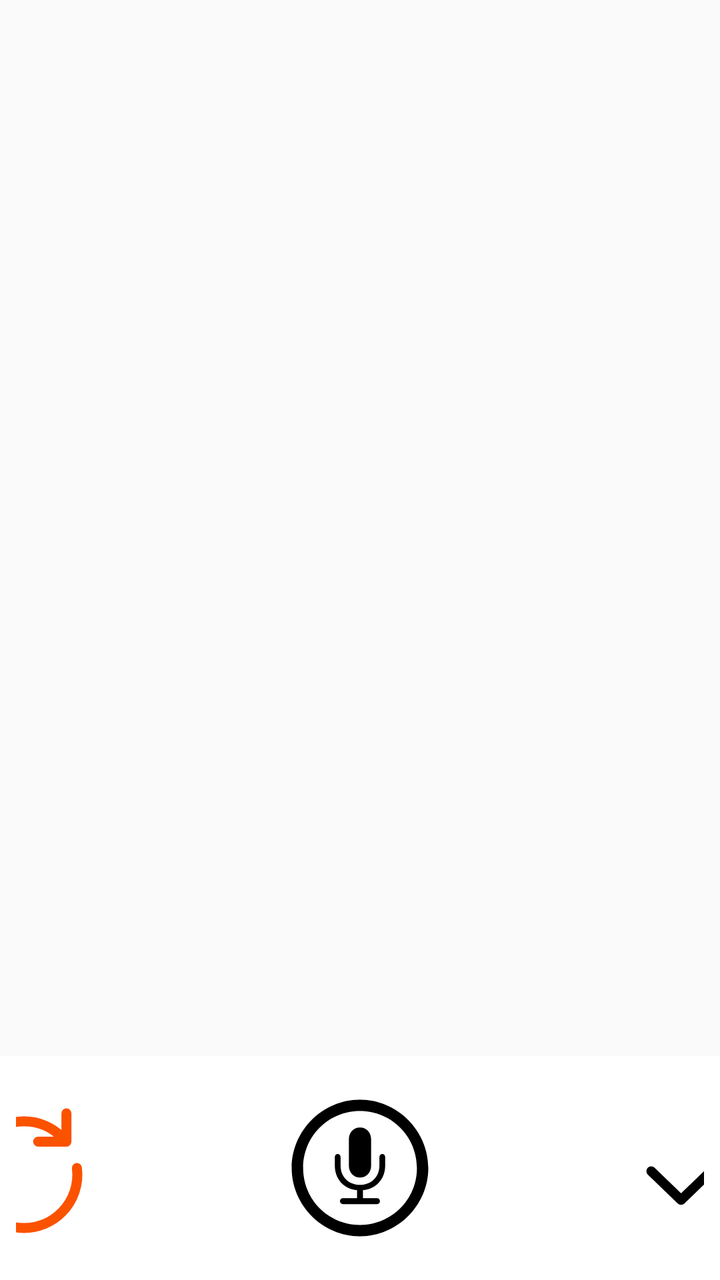
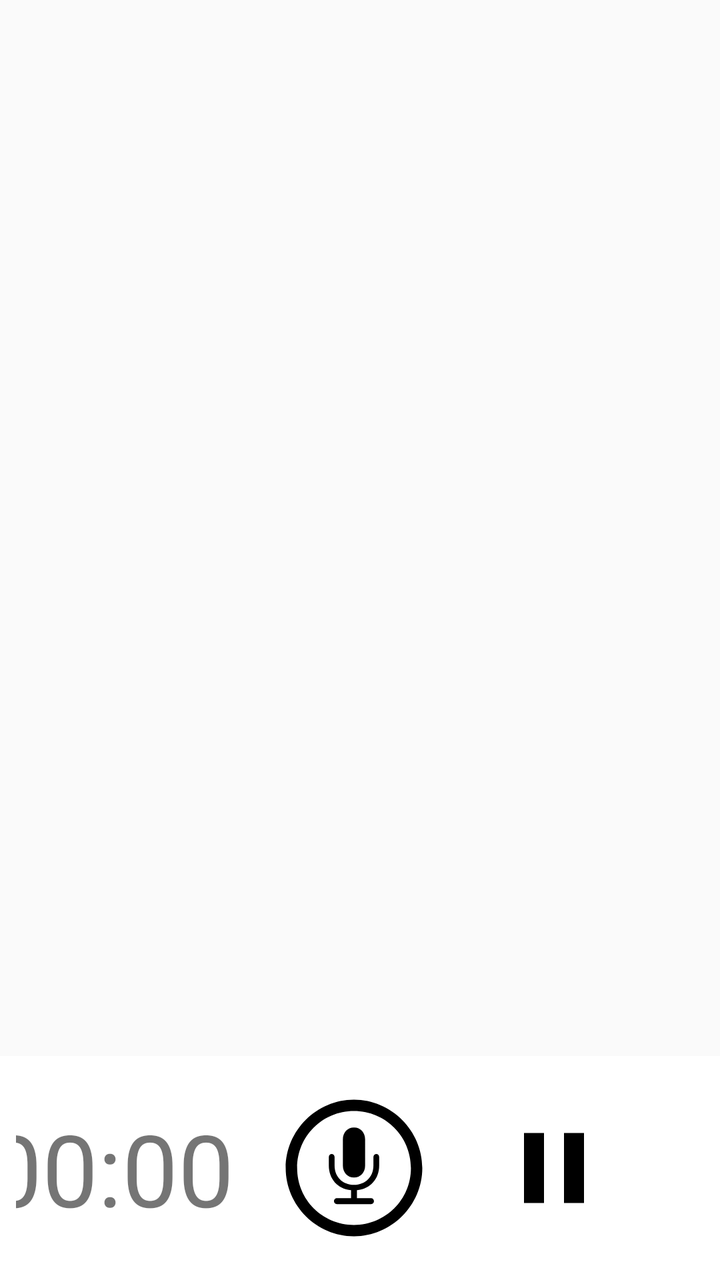

Before-and-after screenshots of an Android layout around one commit, followed by the original layout XML and the change that was made.
<!-- AndroidManifest.xml: application theme Theme.DiagnosticApp -->
<!-- res/layout/fragment_voice_task_execution.xml -->
<?xml version="1.0" encoding="utf-8"?>
<FrameLayout
    xmlns:android="http://schemas.android.com/apk/res/android"
    android:layout_width="match_parent"
    android:layout_height="match_parent">

    

    
    <LinearLayout
        android:layout_width="match_parent"
        android:layout_height="wrap_content"
        android:orientation="horizontal"
        android:background="@android:color/white"
        android:padding="8dp"
        android:gravity="center"
        android:layout_gravity="bottom">

        <ImageView
            android:id="@+id/restart_button"
            android:layout_width="80dp"
            android:layout_height="80dp"
            android:clickable="true"
            android:contentDescription="Restart"
            android:src="@drawable/restart"
            android:layout_margin="8dp" />

        <ImageView
            android:id="@+id/play_button"
            android:layout_width="80dp"
            android:layout_height="80dp"
            android:layout_marginStart="80dp"
            android:layout_marginEnd="80dp"
            android:clickable="true"
            android:contentDescription="Play"
            android:src="@drawable/mic_circle"
/>

        <ImageView
            android:id="@+id/save_button"
            android:layout_width="80dp"
            android:layout_height="80dp"
            android:clickable="true"
            android:contentDescription="Save"
            android:src="@drawable/tick"
            android:layout_margin="8dp" />
    </LinearLayout>

</FrameLayout>
<!-- resources referenced by this layout -->
<resources>
  <!-- drawable mic_circle (drawable) -->
  <vector xmlns:android="http://schemas.android.com/apk/res/android"
      android:width="800dp"
      android:height="800dp"
      android:viewportWidth="56"
      android:viewportHeight="56">
    <path
        android:pathData="M28,51.906C41.055,51.906 51.906,41.078 51.906,28C51.906,14.945 41.031,4.094 27.976,4.094C14.898,4.094 4.094,14.945 4.094,28C4.094,41.078 14.922,51.906 28,51.906ZM28,47.922C16.937,47.922 8.101,39.063 8.101,28C8.101,16.961 16.914,8.078 27.976,8.078C39.015,8.078 47.898,16.961 47.922,28C47.945,39.063 39.039,47.922 28,47.922ZM28,31.305C30.297,31.305 31.89,29.523 31.89,27.156L31.89,17.945C31.89,15.578 30.297,13.797 28,13.797C25.703,13.797 24.109,15.578 24.109,17.945L24.109,27.156C24.109,29.523 25.703,31.305 28,31.305ZM22.047,40.633L33.977,40.633C34.515,40.633 34.984,40.141 34.984,39.602C34.984,39.039 34.515,38.57 33.977,38.57L29.031,38.57L29.031,35.781C33.695,35.313 36.812,31.844 36.812,27.133L36.812,24.133C36.812,23.57 36.367,23.125 35.828,23.125C35.289,23.125 34.797,23.57 34.797,24.133L34.797,27.133C34.797,31.07 32.031,33.906 28,33.906C23.945,33.906 21.203,31.07 21.203,27.133L21.203,24.133C21.203,23.57 20.711,23.125 20.172,23.125C19.656,23.125 19.187,23.57 19.187,24.133L19.187,27.133C19.187,31.844 22.305,35.336 26.969,35.781L26.969,38.57L22.047,38.57C21.484,38.57 20.992,39.039 20.992,39.602C20.992,40.141 21.484,40.633 22.047,40.633Z"
        android:fillColor="#000000"/>
  </vector>
  <!-- drawable restart (drawable) -->
  <vector xmlns:android="http://schemas.android.com/apk/res/android"
      android:width="800dp"
      android:height="800dp"
      android:viewportWidth="24"
      android:viewportHeight="24">
    <path
        android:pathData="M18.364,8.05L17.657,7.343C14.533,4.219 9.467,4.219 6.343,7.343C3.219,10.467 3.219,15.533 6.343,18.657C9.467,21.781 14.533,21.781 17.657,18.657C19.474,16.84 20.234,14.367 19.938,12M18.364,8.05H14.121M18.364,8.05V3.808"
        android:strokeLineJoin="round"
        android:strokeWidth="1.5"
        android:fillColor="#00000000"
        android:strokeColor="#fb5200"
        android:strokeLineCap="round"/>
  </vector>
  <!-- drawable tick (drawable) -->
  <vector xmlns:android="http://schemas.android.com/apk/res/android"
      android:width="800dp"
      android:height="800dp"
      android:viewportWidth="25"
      android:viewportHeight="25">
    <path
        android:pathData="M5.5,13L10.167,17.5L19.5,8.5"
        android:strokeLineJoin="round"
        android:strokeWidth="1.5"
        android:fillColor="#00000000"
        android:strokeColor="#000000"
        android:strokeLineCap="round"/>
  </vector>
  <style name="Theme.DiagnosticApp" parent="Theme.AppCompat.Light.NoActionBar">
          <item name="colorPrimary">@color/green</item>
          
  
  
      </style>
  <color name="green">#4CAF50</color>
</resources>

<!-- the commit's change to res/layout/fragment_voice_task_execution.xml (unified diff, before → after) -->
@@ -25,16 +25,32 @@
             android:src="@drawable/restart"
             android:layout_margin="8dp" />
 
+        <TextView
+            android:id="@+id/time_textview"
+            android:layout_width="wrap_content"
+            android:layout_height="wrap_content"
+            android:text="00:00"
+            android:textSize="50sp"/>
+
         <ImageView
-            android:id="@+id/play_button"
+            android:id="@+id/record_button"
             android:layout_width="80dp"
             android:layout_height="80dp"
-            android:layout_marginStart="80dp"
-            android:layout_marginEnd="80dp"
+            android:layout_marginStart="20dp"
+            android:layout_marginEnd="30dp"
             android:clickable="true"
             android:contentDescription="Play"
-            android:src="@drawable/mic_circle"
-/>
+            android:src="@drawable/mic_circle" />
+
+        <ImageView
+            android:id="@+id/pause_button"
+            android:layout_width="60dp"
+            android:layout_height="60dp"
+            android:layout_marginStart="0dp"
+            android:layout_marginEnd="60dp"
+            android:clickable="true"
+            android:contentDescription="Pause"
+            android:src="@drawable/pause" />
 
         <ImageView
             android:id="@+id/save_button"
<!-- resource entries referenced after the edit -->
@@ -9,6 +9,12 @@
     <path
         android:pathData="M28,51.906C41.055,51.906 51.906,41.078 51.906,28C51.906,14.945 41.031,4.094 27.976,4.094C14.898,4.094 4.094,14.945 4.094,28C4.094,41.078 14.922,51.906 28,51.906ZM28,47.922C16.937,47.922 8.101,39.063 8.101,28C8.101,16.961 16.914,8.078 27.976,8.078C39.015,8.078 47.898,16.961 47.922,28C47.945,39.063 39.039,47.922 28,47.922ZM28,31.305C30.297,31.305 31.89,29.523 31.89,27.156L31.89,17.945C31.89,15.578 30.297,13.797 28,13.797C25.703,13.797 24.109,15.578 24.109,17.945L24.109,27.156C24.109,29.523 25.703,31.305 28,31.305ZM22.047,40.633L33.977,40.633C34.515,40.633 34.984,40.141 34.984,39.602C34.984,39.039 34.515,38.57 33.977,38.57L29.031,38.57L29.031,35.781C33.695,35.313 36.812,31.844 36.812,27.133L36.812,24.133C36.812,23.57 36.367,23.125 35.828,23.125C35.289,23.125 34.797,23.57 34.797,24.133L34.797,27.133C34.797,31.07 32.031,33.906 28,33.906C23.945,33.906 21.203,31.07 21.203,27.133L21.203,24.133C21.203,23.57 20.711,23.125 20.172,23.125C19.656,23.125 19.187,23.57 19.187,24.133L19.187,27.133C19.187,31.844 22.305,35.336 26.969,35.781L26.969,38.57L22.047,38.57C21.484,38.57 20.992,39.039 20.992,39.602C20.992,40.141 21.484,40.633 22.047,40.633Z"
         android:fillColor="#000000"/>
+  </vector>
+  <!-- drawable pause (drawable) -->
+  <vector xmlns:android="http://schemas.android.com/apk/res/android" android:height="24dp" android:tint="#000000" android:viewportHeight="24" android:viewportWidth="24" android:width="24dp">
+        
+      <path android:fillColor="@android:color/white" android:pathData="M6,19h4L10,5L6,5v14zM14,5v14h4L18,5h-4z"/>
+      
   </vector>
   <!-- drawable restart (drawable) -->
   <vector xmlns:android="http://schemas.android.com/apk/res/android"
